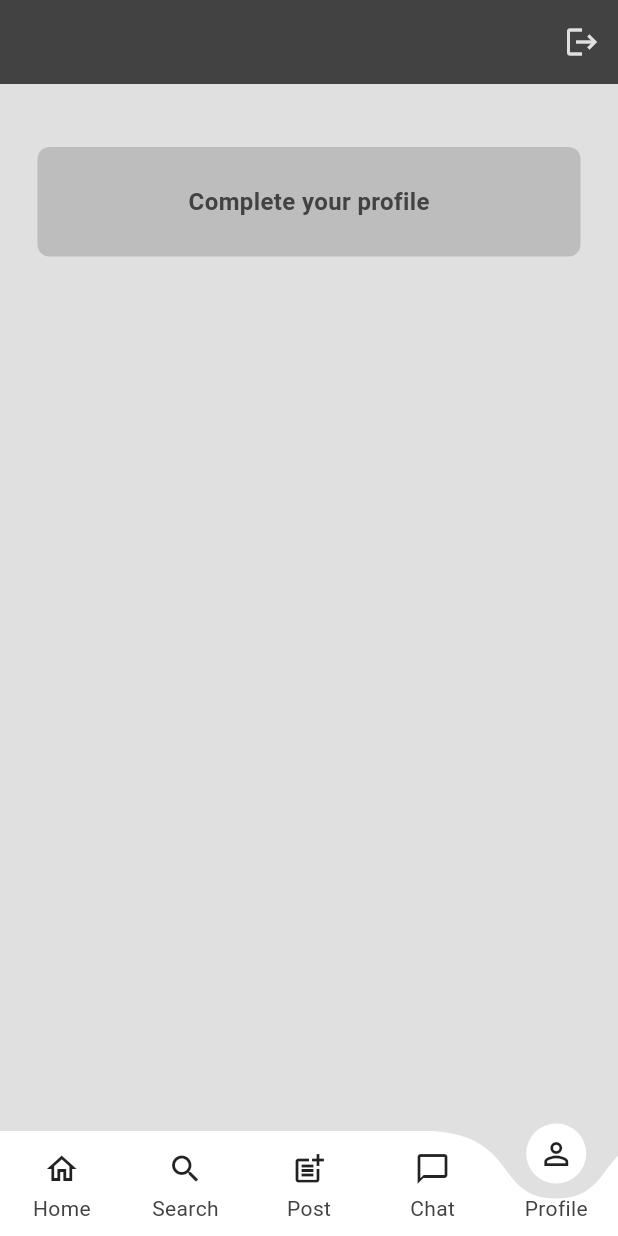
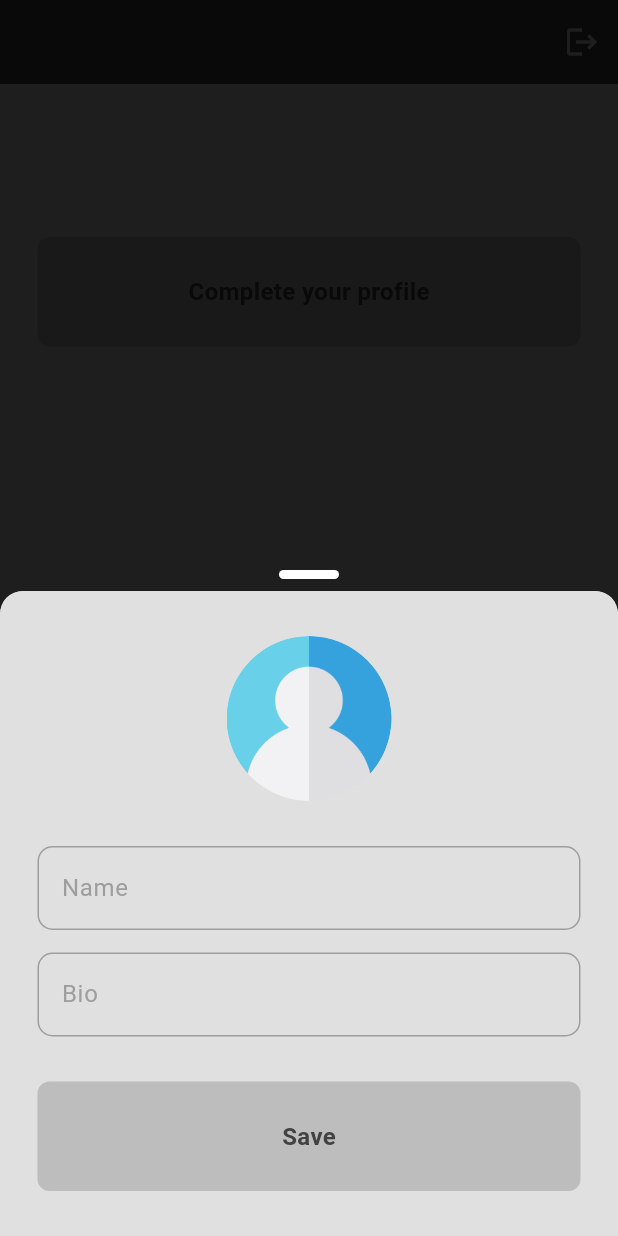
Before and after one commit to arrohisrivastava0/socialapp, a Flutter app: the screen it shows once a user with an empty profile is signed in, item 5 of the bottom bar chosen, after a tap on "Complete your profile", on a phone screen of 412 x 824 dp. Run offline on Flutter 3.47's test engine with Material 3 defaults, Android fonts, the phone set to English and light mode, and no system bars; drawn by our look-alikes of curved_labeled_navigation_bar; our stand-ins replace cloud_firestore, firebase_auth, firebase_core, modal_bottom_sheet; missing offline and left inert: show_hide_password; accounts and stored records are empty.

Commit message:
Add profile bottomsheet

```diff
--- a/lib/pages/search_page.dart
+++ b/lib/pages/search_page.dart
@@ -50,7 +50,7 @@ class SearchPage extends StatelessWidget {
                       padding: const EdgeInsets.all(6.0),
                       child: ListTile(
                         title: Text(user["username"]),
-                        subtitle: Text(user["email"]),
+                        subtitle: Text(user["name"]),
                         tileColor: Theme.of(context).colorScheme.onPrimary,
                         shape: RoundedRectangleBorder(
                           borderRadius:BorderRadius.circular(15)
--- a/lib/pages/signup_page.dart
+++ b/lib/pages/signup_page.dart
@@ -65,7 +65,9 @@ class _SignupPageState extends State<SignupPage> {
           .doc(userCredential.user!.uid)
           .set({
         'email': userCredential.user!.email,
-        'username': usernameTextController.text
+        'username': usernameTextController.text,
+        'name': "--",
+        'bio': "--"
       });
     }
   }
--- a/lib/pages/user_profile_page.dart
+++ b/lib/pages/user_profile_page.dart
@@ -2,11 +2,12 @@ import 'package:cloud_firestore/cloud_firestore.dart';
 import 'package:firebase_auth/firebase_auth.dart';
 import 'package:flutter/cupertino.dart';
 import 'package:flutter/material.dart';
+import 'package:modal_bottom_sheet/modal_bottom_sheet.dart';
 import 'package:socialapp/components/my_button.dart';
-import 'package:socialapp/components/profile_completion_bottom_sheet.dart';
-import 'package:socialapp/pages/profile_completion_page.dart';
 
+import '../components/my_textfield.dart';
 import '../helper/confirmation_dialogue.dart';
+import '../helper/helper_dialogue.dart';
 
 class UserProfilePage extends StatefulWidget {
   UserProfilePage({super.key});
@@ -17,8 +18,12 @@ class UserProfilePage extends StatefulWidget {
 }
 
 class _UserProfilePageState extends State<UserProfilePage> {
+  final TextEditingController nameTextController= TextEditingController();
+  final TextEditingController bioTextController= TextEditingController();
   User? currentUser= FirebaseAuth.instance.currentUser;
   String userName = "Loading...";
+  String name="--";
+  String bio="--";
 
   Future<void> fetchUserData() async {
     try {
@@ -32,6 +37,8 @@ class _UserProfilePageState extends State<UserProfilePage> {
         if (user != null && mounted) {
           setState(() {
             userName = user['username'] ?? "Unknown User";
+            name=user['name'];
+            bio=user['bio'];
           });
         }
       } else {
@@ -50,9 +57,6 @@ class _UserProfilePageState extends State<UserProfilePage> {
     }
   }
 
-  // Future<DocumentSnapshot<Map<String, dynamic>>> getUserDoc() async{
-  //   return await FirebaseFirestore.instance.collection("Users").doc(currentUser!.uid).get();
-  // }
 
   void logout()async{
     final bool? confirmed = await showConfirmationDialog(
@@ -65,13 +69,6 @@ class _UserProfilePageState extends State<UserProfilePage> {
     if (confirmed == true){
       FirebaseAuth.instance.signOut();
     }
-  }
-
-  void completeProfile(BuildContext context) {
-    Navigator.push(
-      context,
-      MaterialPageRoute(builder: (context) => const ProfileCompletionPage()),
-    );
   }
 
   @override
@@ -101,28 +98,119 @@ class _UserProfilePageState extends State<UserProfilePage> {
           else if(snapshot.hasData){
             Map<String, dynamic>? user=snapshot.data!.data();
             userName=user!['username'];
+            nameTextController.text=name;
+            bioTextController.text=bio;
             return Column(
               children: [
-                Text(user!['email']),
-                Text(user!['username']),
-                MyButton(onTap: (){
-                  return ProfileCompletionBottomSheet();
-                }, btnText: "Complete your profile")
+                SizedBox(height: 30,),
+                Text(user!['name']),
+
+                Text(user!['bio']),
+
+                SizedBox(height: 30,),
+                MyButton(onTap: showMenu, btnText: "Complete your profile")
               ],
             );
           }
 
           else{
-            return MyButton(
-              onTap: (){
-                return ProfileCompletionBottomSheet();
-              },
-              btnText: 'Complete your profile',
-            );
+            return Text("Error Fetching Data");
           }
         },
       ),
 
     );
   }
+
+  showMenu() {
+    showBarModalBottomSheet(
+      clipBehavior: Clip.none,
+      expand: false,
+      context: context,
+      builder: (context) => Container(
+        decoration: BoxDecoration(
+          borderRadius: const BorderRadius.only(
+            topLeft: Radius.circular(16.0),
+            topRight: Radius.circular(16.0),
+          ),
+          color: Theme.of(context).colorScheme.surface,
+        ),
+        child: SingleChildScrollView(
+          child: Padding(
+            padding: EdgeInsets.only(
+              bottom: MediaQuery.of(context).viewInsets.bottom, // Adjust for keyboard
+            ),
+            child: Column(
+              mainAxisSize: MainAxisSize.min, // Fit content height
+              crossAxisAlignment: CrossAxisAlignment.center,
+              children: <Widget>[
+                const SizedBox(height: 30),
+                ClipOval(
+                  child: GestureDetector(
+                    onTap: () {}, // Image tapped
+                    child: Image.asset(
+                      'lib/assets/images/user.png',
+                      fit: BoxFit.cover, // Fixes border issues
+                      width: 110.0,
+                      height: 110.0,
+                    ),
+                  ),
+                ),
+                const SizedBox(height: 30),
+                MyTextfield(
+                  hintText: "Name",
+                  obscureText: false,
+                  controller: nameTextController,
+                ),
+                const SizedBox(height: 15),
+                MyTextfield(
+                  hintText: "Bio",
+                  obscureText: false,
+                  controller: bioTextController,
+                ),
+                const SizedBox(height: 30),
+                MyButton(onTap: saveDetails, btnText: "Save"),
+                const SizedBox(height: 30),
+              ],
+            ),
+          ),
+        ),
+      ),
+    );
+  }
+
+  void saveDetails() async{
+    showDialog(context: context, builder: (context) => const Center(
+      child: CircularProgressIndicator(),
+    ));
+    try {
+      User? currentUser= FirebaseAuth.instance.currentUser;
+      if (nameTextController.text.isNotEmpty ||
+          bioTextController.text.isNotEmpty){
+        await FirebaseFirestore.instance
+            .collection("Users")
+            .doc(currentUser!.uid)
+            .update({
+          'name': nameTextController.text,
+          'bio': bioTextController.text
+        });
+      }
+      setState(() {
+        name = nameTextController.text;
+        bio=bioTextController.text;// Update locally
+      });
+      await fetchUserData(); // Refresh the entire user data
+      Navigator.pop(context);
+      if(context.mounted) Navigator.pop(context);
+
+      ScaffoldMessenger.of(context).showSnackBar(
+        const SnackBar(content: Text("Profile updated successfully!")),
+      );
+    }
+    on FirebaseAuthException catch(e) {
+      Navigator.pop(context);
+      displayErrorMessage('An unknown error occurred', context);
+    }
+  }
+
 }
--- a/pubspec.yaml
+++ b/pubspec.yaml
@@ -63,7 +63,8 @@ flutter:
   # included with your application, so that you can use the icons in
   # the material Icons class.
   uses-material-design: true
-
+  assets:
+    - lib/assets/images/user.png
   # To add assets to your application, add an assets section, like this:
   # assets:
   #   - images/a_dot_burr.jpeg
```
Also changed, not shown: lib/components/profile_completion_bottom_sheet.dart (deleted, +0 -103 lines), lib/pages/complete_profile_page.dart (deleted, +0 -49 lines), lib/pages/profile_completion_page.dart (deleted, +0 -90 lines), lib/assets/images/user.png (renamed from lib/assets/user.png).
